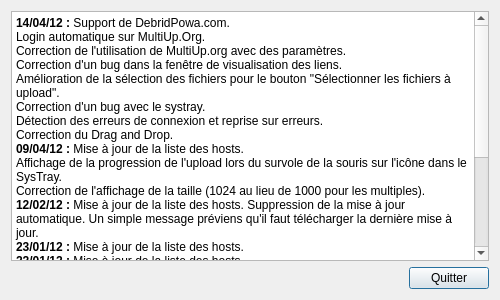
First picture: the form in fenvoirmiseajour.ui, repository ysard/MultiupMaNaGeR, before the edit.
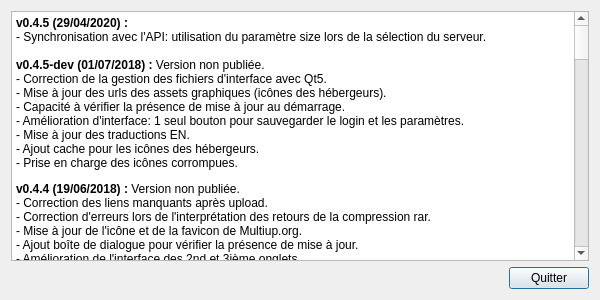
Second picture: the form after the edit. Icons and pictures are not drawn.

```diff
--- a/fenvoirmiseajour.ui
+++ b/fenvoirmiseajour.ui
@@ -12,7 +12,7 @@
    <rect>
     <x>0</x>
     <y>0</y>
-    <width>500</width>
+    <width>600</width>
     <height>300</height>
    </rect>
   </property>
@@ -24,13 +24,13 @@
   </property>
   <property name="minimumSize">
    <size>
-    <width>500</width>
+    <width>600</width>
     <height>300</height>
    </size>
   </property>
   <property name="maximumSize">
    <size>
-    <width>500</width>
+    <width>600</width>
     <height>300</height>
    </size>
   </property>
@@ -73,26 +73,19 @@
       <string>&lt;!DOCTYPE HTML PUBLIC &quot;-//W3C//DTD HTML 4.0//EN&quot; &quot;http://www.w3.org/TR/REC-html40/strict.dtd&quot;&gt;
 &lt;html&gt;&lt;head&gt;&lt;meta name=&quot;qrichtext&quot; content=&quot;1&quot; /&gt;&lt;style type=&quot;text/css&quot;&gt;
 p, li { white-space: pre-wrap; }
-&lt;/style&gt;&lt;/head&gt;&lt;body style=&quot; font-family:'Sans Serif'; font-size:9pt; font-weight:400; font-style:normal;&quot;&gt;
-&lt;p style=&quot; margin-top:0px; margin-bottom:0px; margin-left:0px; margin-right:0px; -qt-block-indent:0; text-indent:0px;&quot;&gt;&lt;span style=&quot; font-family:'verdana'; font-weight:600; color:#000000;&quot;&gt;14/04/12 : &lt;/span&gt;&lt;span style=&quot; font-family:'verdana'; color:#000000;&quot;&gt;Support de DebridPowa.com.&lt;/span&gt;&lt;/p&gt;
-&lt;p style=&quot; margin-top:0px; margin-bottom:0px; margin-left:0px; margin-right:0px; -qt-block-indent:0; text-indent:0px;&quot;&gt;&lt;span style=&quot; font-family:'verdana'; color:#000000;&quot;&gt;Login automatique sur MultiUp.Org.&lt;/span&gt;&lt;/p&gt;
-&lt;p style=&quot; margin-top:0px; margin-bottom:0px; margin-left:0px; margin-right:0px; -qt-block-indent:0; text-indent:0px;&quot;&gt;&lt;span style=&quot; font-family:'verdana'; color:#000000;&quot;&gt;Correction de l'utilisation de MultiUp.org avec des paramètres.&lt;/span&gt;&lt;/p&gt;
-&lt;p style=&quot; margin-top:0px; margin-bottom:0px; margin-left:0px; margin-right:0px; -qt-block-indent:0; text-indent:0px;&quot;&gt;&lt;span style=&quot; font-family:'verdana'; color:#000000;&quot;&gt;Correction d'un bug dans la fenêtre de visualisation des liens.&lt;/span&gt;&lt;/p&gt;
-&lt;p style=&quot; margin-top:0px; margin-bottom:0px; margin-left:0px; margin-right:0px; -qt-block-indent:0; text-indent:0px;&quot;&gt;&lt;span style=&quot; font-family:'verdana'; color:#000000;&quot;&gt;Amélioration de la sélection des fichiers pour le bouton &amp;quot;Sélectionner les fichiers à upload&amp;quot;.&lt;/span&gt;&lt;/p&gt;
-&lt;p style=&quot; margin-top:0px; margin-bottom:0px; margin-left:0px; margin-right:0px; -qt-block-indent:0; text-indent:0px;&quot;&gt;&lt;span style=&quot; font-family:'verdana'; color:#000000;&quot;&gt;Correction d'un bug avec le systray.&lt;/span&gt;&lt;/p&gt;
-&lt;p style=&quot; margin-top:0px; margin-bottom:0px; margin-left:0px; margin-right:0px; -qt-block-indent:0; text-indent:0px;&quot;&gt;&lt;span style=&quot; font-family:'verdana'; color:#000000;&quot;&gt;Détection des erreurs de connexion et reprise sur erreurs.&lt;/span&gt;&lt;/p&gt;
-&lt;p style=&quot; margin-top:0px; margin-bottom:0px; margin-left:0px; margin-right:0px; -qt-block-indent:0; text-indent:0px;&quot;&gt;&lt;span style=&quot; font-family:'verdana'; color:#000000;&quot;&gt;Correction du Drag and Drop.&lt;/span&gt;&lt;/p&gt;
-&lt;p style=&quot; margin-top:0px; margin-bottom:0px; margin-left:0px; margin-right:0px; -qt-block-indent:0; text-indent:0px;&quot;&gt;&lt;span style=&quot; font-family:'verdana'; font-weight:600; color:#000000;&quot;&gt;09/04/12 : &lt;/span&gt;&lt;span style=&quot; font-family:'verdana'; color:#000000;&quot;&gt;Mise à jour de la liste des hosts. &lt;/span&gt;&lt;/p&gt;
-&lt;p style=&quot; margin-top:0px; margin-bottom:0px; margin-left:0px; margin-right:0px; -qt-block-indent:0; text-indent:0px;&quot;&gt;&lt;span style=&quot; font-family:'verdana'; color:#000000;&quot;&gt;Affichage de la progression de l'upload lors du survole de la souris sur l'icône dans le SysTray.&lt;/span&gt;&lt;/p&gt;
-&lt;p style=&quot; margin-top:0px; margin-bottom:0px; margin-left:0px; margin-right:0px; -qt-block-indent:0; text-indent:0px;&quot;&gt;&lt;span style=&quot; font-family:'verdana'; color:#000000;&quot;&gt;Correction de l'affichage de la taille (1024 au lieu de 1000 pour les multiples).&lt;/span&gt;&lt;/p&gt;
-&lt;p style=&quot; margin-top:0px; margin-bottom:0px; margin-left:0px; margin-right:0px; -qt-block-indent:0; text-indent:0px;&quot;&gt;&lt;span style=&quot; font-family:'verdana'; font-weight:600; color:#000000;&quot;&gt;12/02/12 : &lt;/span&gt;&lt;span style=&quot; font-family:'verdana'; color:#000000;&quot;&gt;Mise à jour de la liste des hosts. Suppression de la mise à jour automatique. Un simple message préviens qu'il faut télécharger la dernière mise à jour.&lt;/span&gt;&lt;/p&gt;
-&lt;p style=&quot; margin-top:0px; margin-bottom:0px; margin-left:0px; margin-right:0px; -qt-block-indent:0; text-indent:0px;&quot;&gt;&lt;span style=&quot; font-family:'verdana'; font-weight:600; color:#000000;&quot;&gt;23/01/12 : &lt;/span&gt;&lt;span style=&quot; font-family:'verdana'; color:#000000;&quot;&gt;Mise à jour de la liste des hosts.&lt;/span&gt;&lt;/p&gt;
-&lt;p style=&quot; margin-top:0px; margin-bottom:0px; margin-left:0px; margin-right:0px; -qt-block-indent:0; text-indent:0px;&quot;&gt;&lt;span style=&quot; font-family:'verdana'; font-weight:600; color:#000000;&quot;&gt;22/01/12 : &lt;/span&gt;&lt;span style=&quot; font-family:'verdana'; color:#000000;&quot;&gt;Mise à jour de la liste des hosts.&lt;/span&gt;&lt;/p&gt;
-&lt;p style=&quot; margin-top:0px; margin-bottom:0px; margin-left:0px; margin-right:0px; -qt-block-indent:0; text-indent:0px;&quot;&gt;&lt;span style=&quot; font-family:'verdana'; font-weight:600; color:#000000;&quot;&gt;09/08/11 : &lt;/span&gt;&lt;span style=&quot; font-family:'verdana'; color:#000000;&quot;&gt;Ajout de la langue anglaise.&lt;/span&gt;&lt;/p&gt;
-&lt;p style=&quot; margin-top:0px; margin-bottom:0px; margin-left:0px; margin-right:0px; -qt-block-indent:0; text-indent:0px;&quot;&gt;&lt;span style=&quot; font-family:'verdana'; font-weight:600; color:#000000;&quot;&gt;09/08/11 : &lt;/span&gt;&lt;span style=&quot; font-family:'verdana'; color:#000000;&quot;&gt;Ajout de la possibilité d'enregistrer le login.&lt;/span&gt;&lt;/p&gt;
-&lt;p style=&quot; margin-top:0px; margin-bottom:0px; margin-left:0px; margin-right:0px; -qt-block-indent:0; text-indent:0px;&quot;&gt;&lt;span style=&quot; font-family:'verdana'; font-weight:600; color:#000000;&quot;&gt;09/08/11 : &lt;/span&gt;&lt;span style=&quot; font-family:'verdana'; color:#000000;&quot;&gt;Ajout d'une partie Voir les mises à jours.&lt;/span&gt;&lt;/p&gt;
-&lt;p style=&quot; margin-top:0px; margin-bottom:0px; margin-left:0px; margin-right:0px; -qt-block-indent:0; text-indent:0px;&quot;&gt;&lt;span style=&quot; font-family:'verdana'; font-weight:600; color:#000000;&quot;&gt;09/08/11 : &lt;/span&gt;&lt;span style=&quot; font-family:'verdana'; color:#000000;&quot;&gt;Restructuration de l'interface.&lt;/span&gt;&lt;/p&gt;
-&lt;p style=&quot; margin-top:0px; margin-bottom:0px; margin-left:0px; margin-right:0px; -qt-block-indent:0; text-indent:0px;&quot;&gt;&lt;span style=&quot; font-family:'verdana'; font-weight:600; color:#000000;&quot;&gt;28/07/11 : &lt;/span&gt;&lt;span style=&quot; font-family:'verdana'; color:#000000;&quot;&gt;Suppression de la dépendance à libcurl.&lt;br /&gt;&lt;/span&gt;&lt;span style=&quot; font-family:'verdana'; font-weight:600; color:#000000;&quot;&gt;28/07/11 : &lt;/span&gt;&lt;span style=&quot; font-family:'verdana'; color:#000000;&quot;&gt;Système de mise à jour automatique. Désormais un seul fichier suffit.&lt;br /&gt;&lt;/span&gt;&lt;span style=&quot; font-family:'verdana'; font-weight:600; color:#000000;&quot;&gt;28/07/11 : &lt;/span&gt;&lt;span style=&quot; font-family:'verdana'; color:#000000;&quot;&gt;Actualisation de la liste des hosts disponibles. Ajout du supports des comptes.&lt;br /&gt;&lt;/span&gt;&lt;span style=&quot; font-family:'verdana'; font-weight:600; color:#000000;&quot;&gt;10/04/11 : &lt;/span&gt;&lt;span style=&quot; font-family:'verdana'; color:#000000;&quot;&gt;Correction du choix des hosts. Actualisation de la liste des hosts disponibles.&lt;br /&gt;&lt;/span&gt;&lt;span style=&quot; font-family:'verdana'; font-weight:600; color:#000000;&quot;&gt;09/04/11 : &lt;/span&gt;&lt;span style=&quot; font-family:'verdana'; color:#000000;&quot;&gt;Mise en ligne de la version 0.1.2 en version béta.&lt;/span&gt;&lt;/p&gt;&lt;/body&gt;&lt;/html&gt;</string>
+&lt;/style&gt;&lt;/head&gt;&lt;body style=&quot; font-family:'DejaVu Sans'; font-size:9pt; font-weight:400; font-style:normal;&quot;&gt;
+&lt;p style=&quot; margin-top:0px; margin-bottom:0px; margin-left:0px; margin-right:0px; -qt-block-indent:0; text-indent:0px;&quot;&gt;&lt;span style=&quot; font-weight:600;&quot;&gt;v0.4.5 &lt;/span&gt;&lt;span style=&quot; font-family:'DejaVu Sans,serif'; font-weight:600;&quot;&gt;(29/04/2020) :&lt;/span&gt;&lt;/p&gt;
+&lt;p style=&quot; margin-top:0px; margin-bottom:0px; margin-left:0px; margin-right:0px; -qt-block-indent:0; text-indent:0px;&quot;&gt;- Synchronisation avec l'API: utilisation du paramètre size lors de la sélection du serveur.&lt;/p&gt;
+&lt;p style=&quot;-qt-paragraph-type:empty; margin-top:0px; margin-bottom:0px; margin-left:0px; margin-right:0px; -qt-block-indent:0; text-indent:0px;&quot;&gt;&lt;br /&gt;&lt;/p&gt;
+&lt;p style=&quot; margin-top:0px; margin-bottom:0px; margin-left:0px; margin-right:0px; -qt-block-indent:0; text-indent:0px;&quot;&gt;&lt;span style=&quot; font-weight:600;&quot;&gt;v0.4.5-dev &lt;/span&gt;&lt;span style=&quot; font-family:'DejaVu Sans,serif'; font-weight:600;&quot;&gt;(01/07/2018) &lt;/span&gt;&lt;span style=&quot; font-weight:600;&quot;&gt;: &lt;/span&gt;Version non publiée.&lt;/p&gt;
+&lt;p style=&quot; margin-top:0px; margin-bottom:0px; margin-left:0px; margin-right:0px; -qt-block-indent:0; text-indent:0px;&quot;&gt;- Correction de la gestion des fichiers d'interface avec Qt5.&lt;br /&gt;- Mise à jour des urls des assets graphiques (icônes des hébergeurs).&lt;br /&gt;- Capacité à vérifier la présence de mise à jour au démarrage.&lt;br /&gt;- Amélioration d'interface: 1 seul bouton pour sauvegarder le login et les paramètres.&lt;br /&gt;- Mise à jour des traductions EN.&lt;br /&gt;- Ajout cache pour les icônes des hébergeurs.&lt;br /&gt;- Prise en charge des icônes corrompues.&lt;/p&gt;
+&lt;p style=&quot; margin-top:12px; margin-bottom:12px; margin-left:0px; margin-right:0px; -qt-block-indent:0; text-indent:0px;&quot;&gt;&lt;span style=&quot; font-weight:600;&quot;&gt;v0.4.4 &lt;/span&gt;&lt;span style=&quot; font-family:'DejaVu Sans,serif'; font-weight:600;&quot;&gt;(19/06/2018) &lt;/span&gt;&lt;span style=&quot; font-weight:600;&quot;&gt;: &lt;/span&gt;Version non publiée.&lt;br /&gt;- Correction des liens manquants après upload.&lt;br /&gt;- Correction d'erreurs lors de l'interprétation des retours de la compression rar.&lt;br /&gt;- Mise à jour de l'icône et de la favicon de Multiup.org.&lt;br /&gt;- Ajout boîte de dialogue pour vérifier la présence de mise à jour.&lt;br /&gt;- Amélioration de l'interface des 2nd et 3ième onglets.&lt;br /&gt;- Ajout copyright et licence.&lt;br /&gt;- Suppression des messages de debug en mode release.&lt;/p&gt;
+&lt;p style=&quot; margin-top:12px; margin-bottom:12px; margin-left:0px; margin-right:0px; -qt-block-indent:0; text-indent:0px;&quot;&gt;&lt;span style=&quot; font-weight:600;&quot;&gt;v0.4.3 :&lt;/span&gt; Version non publiée.&lt;/p&gt;
+&lt;p style=&quot; margin-top:12px; margin-bottom:12px; margin-left:0px; margin-right:0px; -qt-block-indent:0; text-indent:0px;&quot;&gt;&lt;span style=&quot; font-weight:600;&quot;&gt;v0.4.2 (08/2015) :&lt;br /&gt;&lt;/span&gt;- Mise à jour &lt;span style=&quot; font-weight:600;&quot;&gt;complète&lt;/span&gt; des traductions.&lt;br /&gt;- Ne spam plus l'utilisateur qui n'a pas de compte à chaque démarrage.&lt;br /&gt;- Correction d'un bug lors du redimensionnement de la fenêtre des liens (Le QTextEdit ne suivait pas son conteneur).&lt;br /&gt;- Tri dans les ressources =&amp;gt; application plus légère.&lt;br /&gt;- Suppression des nombreux messages de debug =&amp;gt; compilation d'une &lt;span style=&quot; font-weight:600;&quot;&gt;vraie&lt;/span&gt; release.&lt;br /&gt;- Support complet de la limitation du nombre d'hébergeurs fixée par le serveur. N'essayez pas d'en ajouter plus ça ne marchera pas.&lt;br /&gt;- Lors d'une connexion avec identifiants, la liste des hébergeurs se recharge avec attribution ou pas des droits d'upload.&lt;br /&gt;- Correction de risques de bugs lors du téléchargement des icônes.&lt;br /&gt;- Les hébergeurs sont classés par sélection (rangement harmonieux des checkbox).&lt;br /&gt;- Linux: Correction du chemin de l'application rar (automatique maintenant pour peu qu'on ait installé le paquet nonfree 'rar').&lt;br /&gt;- Windows: Ajout des métadonnées pour l'application.&lt;br /&gt;- Windows: Ajout de la progression colorée dans la barre des tâches... Quand c'est vert ça up au maximum, quand c'est jaune la vitesse est limitée.&lt;br /&gt;- Linux: Adaptation des répertoires pour un packaging &lt;span style=&quot; font-weight:600;&quot;&gt;propre&lt;/span&gt; ! (l'app est installée dans /usr/bin avec toutes les autres, et sa config perso est mise dans ~/Multiupv2/)&lt;br /&gt;Un installateur pour les distributions Debian et dérivées !&lt;br /&gt;- Windows: Un installateur ! Et un dés-installateur !&lt;br /&gt;L'application est installée avec toutes les autres dans &amp;quot;C:\&lt;span style=&quot; font-weight:600;&quot;&gt;Program Files&lt;/span&gt;\Multiup Manager\&amp;quot;.&lt;/p&gt;
+&lt;p style=&quot; margin-top:12px; margin-bottom:12px; margin-left:0px; margin-right:0px; -qt-block-indent:0; text-indent:0px;&quot;&gt;&lt;span style=&quot; font-weight:600;&quot;&gt;v0.4 (04/2015) :&lt;br /&gt;&lt;/span&gt;- Réécriture avec le framework Qt 5.4 (passage à la version supérieure donc).&lt;br /&gt;- Suppression de la dépendance à libqjson dorénavant incorporée à Qt5.4 (la version 4.8 ne savait pas parser le JSON).&lt;br /&gt;- Correction bug récurrent de glisser-déposer (l'évènement est accepté quel que soit la position du drop sur la fenêtre).&lt;br /&gt;- Le découpage des fichiers proposé par défaut est de 1990Mo au lieu de 700Mo.&lt;br /&gt;- Correction bug de fin de compression sous Linux. L'application rar renvoyait une ligne informant de la réussite d'une compression différente.&lt;br /&gt;- Correction bug important de l'affichage dynamique des hébergeurs qui faisait planter le logiciel 1 fois sur 4...&lt;/p&gt;
+&lt;p style=&quot; margin-top:12px; margin-bottom:12px; margin-left:0px; margin-right:0px; -qt-block-indent:0; text-indent:0px;&quot;&gt;&lt;span style=&quot; font-weight:600;&quot;&gt;v0.3 :&lt;br /&gt;&lt;/span&gt;- &lt;span style=&quot; font-weight:600;&quot;&gt;suppression des dépendances aux librairies externes sous Windows&lt;br /&gt;&lt;/span&gt;- adaptation au nouveau site&lt;br /&gt;- activation du module de mise à jour&lt;br /&gt;- publication sur le site&lt;/p&gt;
+&lt;p style=&quot; margin-top:12px; margin-bottom:12px; margin-left:0px; margin-right:0px; -qt-block-indent:0; text-indent:0px;&quot;&gt;&lt;span style=&quot; font-weight:600;&quot;&gt;v0.2d :&lt;br /&gt;&lt;/span&gt;- Linux : Création d'un paquet .deb censé vérifier les dépendances requises et installer un raccourci dans le menu (de KDE en tout cas).&lt;br /&gt;Le programme est installé dans /home/multiup-manager avec son fichier de config, je ne sais pas si c'est acceptable ?&lt;br /&gt;- Aide à la présentation des ups possible.&lt;br /&gt;Vous cochez l'option et dès que le programme a fini d'up un fichier du type &amp;lt;monfichier.rar&amp;gt;, il va chercher un fichier dans le même répertoire du type &amp;lt;monfichier.rar.txt&amp;gt;.&lt;br /&gt;Il va l'ouvrir et remplacer les occurrences &amp;lt;multiup_manager&amp;gt; par le lien d'upload.&lt;br /&gt;But : Aider à faire les prez pour les gens qui s'y prennent à l’avance. Chaque prez provenant de genup est placée dans un txt qui sera mis à jour automatiquement. Pour poster il faudra juste faire 1 copier coller.&lt;br /&gt;- Correction d'un bug dans l'ajout de fichiers fraichement compressés dans la liste d'upload.&lt;br /&gt;- Amélioration du comportement de la zone de notification. Les actions &amp;quot;Rétablir&amp;quot; et &amp;quot;Quitter&amp;quot; du menu sont fonctionnelles.&lt;br /&gt;- A la fin de l'up, la vitesse moyenne spécifique au fichier durant son envoi est affichée dans la colonne &amp;quot;vitesse&amp;quot;.&lt;br /&gt;- Correction de la zone de notification en fin d'up. &amp;quot;&amp;quot;Multiup au repos&amp;quot; s'affiche dorénavant.&lt;br /&gt;- Bridage de la connexion possible à 25, 50 ou 75% de la vitesse initiale. 0% (presque une pause totale) étant en étude vous pouvez néanmoins la tester...&lt;br /&gt;- Vous pouvez dorénavant compresser des fichiers avec winrar mais &lt;span style=&quot; font-weight:600; text-decoration: underline;&quot;&gt;seulement en glissant-déposant le dossier ! Pas en cliquant sur le bouton ouvrir !&lt;/span&gt;&lt;br /&gt;- Possibilité de &lt;span style=&quot; font-weight:600;&quot;&gt;sauvegarder ET recharger&lt;/span&gt; séparément, les paramètres de connexion et de compression.&lt;br /&gt;- Possibilité de voir les &lt;span style=&quot; font-weight:600;&quot;&gt;liens ET d'afficher&lt;/span&gt; le log du logiciel dans la fenêtre accessible par le bouton &amp;quot;Voir liens&amp;quot;&lt;/p&gt;
+&lt;p style=&quot; margin-top:12px; margin-bottom:12px; margin-left:0px; margin-right:0px; -qt-block-indent:0; text-indent:0px;&quot;&gt;&lt;span style=&quot; font-family:'verdana'; font-weight:600; color:#000000;&quot;&gt;14/04/12 : &lt;/span&gt;&lt;span style=&quot; font-family:'verdana'; color:#000000;&quot;&gt;Support de DebridPowa.com.&lt;br /&gt;Login automatique sur MultiUp.Org.&lt;br /&gt;Correction de l'utilisation de MultiUp.org avec des paramètres.&lt;br /&gt;Correction d'un bug dans la fenêtre de visualisation des liens.&lt;br /&gt;Amélioration de la sélection des fichiers pour le bouton &amp;quot;Sélectionner les fichiers à upload&amp;quot;.&lt;br /&gt;Correction d'un bug avec le systray.&lt;br /&gt;Détection des erreurs de connexion et reprise sur erreurs.&lt;br /&gt;Correction du Drag and Drop.&lt;br /&gt;&lt;/span&gt;&lt;span style=&quot; font-family:'verdana'; font-weight:600; color:#000000;&quot;&gt;09/04/12 : &lt;/span&gt;&lt;span style=&quot; font-family:'verdana'; color:#000000;&quot;&gt;Mise à jour de la liste des hosts. &lt;br /&gt;Affichage de la progression de l'upload lors du survol de la souris sur l'icône dans le SysTray.&lt;br /&gt;Correction de l'affichage de la taille (1024 au lieu de 1000 pour les multiples).&lt;br /&gt;&lt;/span&gt;&lt;span style=&quot; font-family:'verdana'; font-weight:600; color:#000000;&quot;&gt;12/02/12 : &lt;/span&gt;&lt;span style=&quot; font-family:'verdana'; color:#000000;&quot;&gt;Mise à jour de la liste des hosts. Suppression de la mise à jour automatique. &lt;br /&gt;Un simple message prévient qu'il faut télécharger la dernière mise à jour.&lt;br /&gt;&lt;/span&gt;&lt;span style=&quot; font-family:'verdana'; font-weight:600; color:#000000;&quot;&gt;23/01/12 : &lt;/span&gt;&lt;span style=&quot; font-family:'verdana'; color:#000000;&quot;&gt;Mise à jour de la liste des hosts.&lt;br /&gt;&lt;/span&gt;&lt;span style=&quot; font-family:'verdana'; font-weight:600; color:#000000;&quot;&gt;22/01/12 : &lt;/span&gt;&lt;span style=&quot; font-family:'verdana'; color:#000000;&quot;&gt;Mise à jour de la liste des hosts.&lt;br /&gt;&lt;/span&gt;&lt;span style=&quot; font-family:'verdana'; font-weight:600; color:#000000;&quot;&gt;09/08/11 : &lt;/span&gt;&lt;span style=&quot; font-family:'verdana'; color:#000000;&quot;&gt;Ajout de la langue anglaise.&lt;br /&gt;&lt;/span&gt;&lt;span style=&quot; font-family:'verdana'; font-weight:600; color:#000000;&quot;&gt;09/08/11 : &lt;/span&gt;&lt;span style=&quot; font-family:'verdana'; color:#000000;&quot;&gt;Ajout de la possibilité d'enregistrer le login.&lt;br /&gt;&lt;/span&gt;&lt;span style=&quot; font-family:'verdana'; font-weight:600; color:#000000;&quot;&gt;09/08/11 : &lt;/span&gt;&lt;span style=&quot; font-family:'verdana'; color:#000000;&quot;&gt;Ajout d'une partie Voir les mises à jours.&lt;br /&gt;&lt;/span&gt;&lt;span style=&quot; font-family:'verdana'; font-weight:600; color:#000000;&quot;&gt;09/08/11 : &lt;/span&gt;&lt;span style=&quot; font-family:'verdana'; color:#000000;&quot;&gt;Restructuration de l'interface.&lt;br /&gt;&lt;/span&gt;&lt;span style=&quot; font-family:'verdana'; font-weight:600; color:#000000;&quot;&gt;28/07/11 : &lt;/span&gt;&lt;span style=&quot; font-family:'verdana'; color:#000000;&quot;&gt;Suppression de la dépendance à libcurl.&lt;br /&gt;&lt;/span&gt;&lt;span style=&quot; font-family:'verdana'; font-weight:600; color:#000000;&quot;&gt;28/07/11 : &lt;/span&gt;&lt;span style=&quot; font-family:'verdana'; color:#000000;&quot;&gt;Système de mise à jour automatique. Désormais un seul fichier suffit.&lt;br /&gt;&lt;/span&gt;&lt;span style=&quot; font-family:'verdana'; font-weight:600; color:#000000;&quot;&gt;28/07/11 : &lt;/span&gt;&lt;span style=&quot; font-family:'verdana'; color:#000000;&quot;&gt;Actualisation de la liste des hosts disponibles. Ajout du support des comptes.&lt;br /&gt;&lt;/span&gt;&lt;span style=&quot; font-family:'verdana'; font-weight:600; color:#000000;&quot;&gt;10/04/11 : &lt;/span&gt;&lt;span style=&quot; font-family:'verdana'; color:#000000;&quot;&gt;Correction du choix des hosts. Actualisation de la liste des hosts disponibles.&lt;br /&gt;&lt;/span&gt;&lt;span style=&quot; font-family:'verdana'; font-weight:600; color:#000000;&quot;&gt;09/04/11 : &lt;/span&gt;&lt;span style=&quot; font-family:'verdana'; color:#000000;&quot;&gt;Mise en ligne de la version 0.1.2 en version béta.&lt;/span&gt;&lt;/p&gt;&lt;/body&gt;&lt;/html&gt;</string>
      </property>
      <property name="textInteractionFlags">
       <set>Qt::TextSelectableByMouse</set>
```
